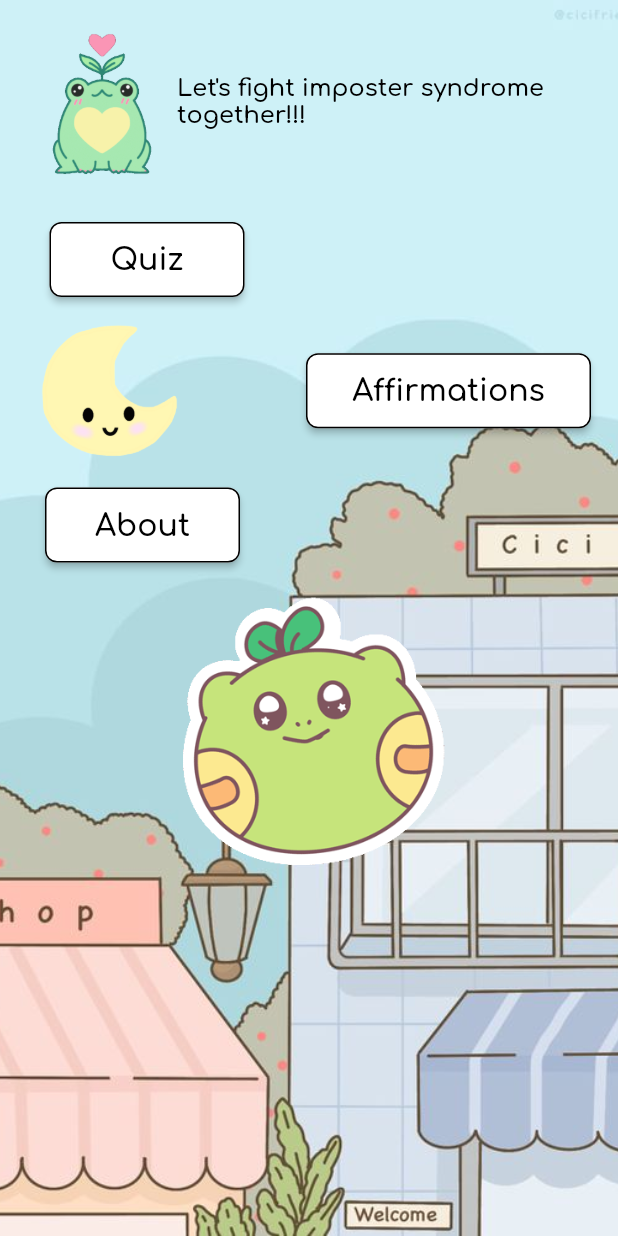
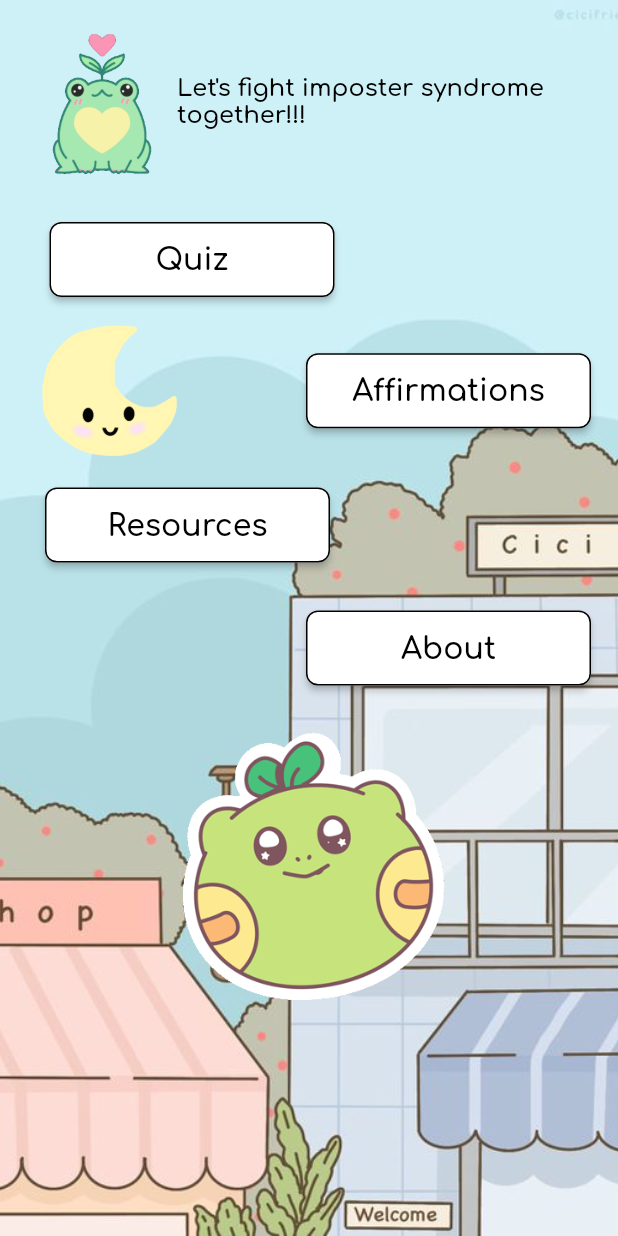
Before and after one commit to Akanksha1212/ImposterBubble, a Flutter app: the screen it shows after launch, on a phone screen of 412 x 824 dp. Run offline on Flutter 3.47's test engine with Material 2 defaults, Android fonts, the phone set to English and light mode, and no system bars; our stand-ins replace avatar_glow, dots_indicator, google_fonts, speech_to_text; missing offline and left inert: grouped_buttons.

Commit message:
Resources screen done

```diff
--- a/lib/quiz/screens/home_screen.dart
+++ b/lib/quiz/screens/home_screen.dart
@@ -84,7 +84,7 @@ class _HomeScreenState extends State<HomeScreen> {
                         padding: const EdgeInsets.all(8.0),
                         child: Container(
                           height: 50,
-                          width: 170,
+                          width: 190,
                           child: ElevatedButton(
                             style: ButtonStyle(
                               backgroundColor:
--- a/lib/quiz/screens/result_screen.dart
+++ b/lib/quiz/screens/result_screen.dart
@@ -29,7 +29,7 @@ class ResultScreen extends StatelessWidget {
               builder: (context, constraints) {
                 return Container(
                   width: constraints.maxWidth * 0.85,
-                  height: constraints.maxHeight * 0.8,
+                  height: constraints.maxHeight * 0.9,
                   child: Card(
                     child: Column(
                       mainAxisAlignment: MainAxisAlignment.spaceBetween,
@@ -67,7 +67,7 @@ class ResultScreen extends StatelessWidget {
                         Padding(
                           padding: const EdgeInsets.all(14.0),
                           child: Text(
-                            "For this type, success is rarely satisfying because they believe they could’ve done even better. But that’s neither productive nor healthy. Owning and celebrating achievements is essential if you want to avoid burnout, find contentment, and cultivate self-confidence.Learn to take your mistakes in stride, viewing them as a natural part of the process. In addition, push yourself to act before you’re ready. Force yourself to start the project you’ve been planning for months. Truth is, there will never be the “perfect time” and your work will never be 100% flawless. The sooner you’re able to accept that, the better off you’ll be.",
+                            "For this type, success is rarely satisfying because they believe they could’ve done even better. But that’s neither productive nor healthy. Owning and celebrating achievements is essential if you want to avoid burnout, find contentment, and cultivate self-confidence.\n\nLearn to take your mistakes in stride, viewing them as a natural part of the process. In addition, push yourself to act before you’re ready. Force yourself to start the project you’ve been planning for months. Truth is, there will never be the “perfect time” and your work will never be 100% flawless. The sooner you’re able to accept that, the better off you’ll be.",
                             style: GoogleFonts.montserrat(
                                 color: Colors.black,
                                 fontSize: 14,
@@ -85,7 +85,7 @@ class ResultScreen extends StatelessWidget {
                             padding: const EdgeInsets.all(10.0),
                             child: Container(
                               height: 50,
-                              width: 190,
+                              width: 200,
                               child: ElevatedButton(
                                 style: ButtonStyle(
                                   backgroundColor:
--- a/lib/screens/home.dart
+++ b/lib/screens/home.dart
@@ -2,6 +2,7 @@ import 'package:flutter/material.dart';
 import 'package:google_fonts/google_fonts.dart';
 import 'package:imposterbubble/quiz/screens/home_screen.dart';
 import 'package:imposterbubble/screens/affirmations.dart';
+import 'package:imposterbubble/screens/resources.dart';
 
 class Home extends StatefulWidget {
   const Home({Key? key}) : super(key: key);
@@ -56,7 +57,7 @@ class _HomeState extends State<Home> {
                     children: [
                       Container(
                         height: 50,
-                        width: 130,
+                        width: 190,
                         child: ElevatedButton(
                           style: ButtonStyle(
                             backgroundColor:
@@ -147,7 +148,7 @@ class _HomeState extends State<Home> {
                     children: [
                       Container(
                         height: 50,
-                        width: 130,
+                        width: 190,
                         child: ElevatedButton(
                           style: ButtonStyle(
                             backgroundColor:
@@ -164,7 +165,7 @@ class _HomeState extends State<Home> {
                             ),
                           ),
                           child: Text(
-                            'About',
+                            'Resources',
                             style: GoogleFonts.comfortaa(
                                 color: Colors.black,
                                 fontSize: 20,
@@ -174,11 +175,64 @@ class _HomeState extends State<Home> {
 
                                 ),
                           ),
-                          onPressed: () {},
+                          onPressed: () {
+                            Navigator.push(
+                                context,
+                                MaterialPageRoute(
+                                    builder: (context) => Resources()));
+                          },
                         ),
                       ),
                     ],
                   ),
+                ),
+                SizedBox(
+                  height: 20,
+                ),
+                Row(
+                  mainAxisAlignment: MainAxisAlignment.end,
+                  children: [
+                    Container(
+                      height: 50,
+                      width: 190,
+                      child: ElevatedButton(
+                        style: ButtonStyle(
+                          backgroundColor:
+                              MaterialStateProperty.all(Colors.white),
+                          shape:
+                              MaterialStateProperty.all<RoundedRectangleBorder>(
+                            RoundedRectangleBorder(
+                              borderRadius: BorderRadius.circular(8.0),
+                              side: BorderSide(
+                                color: Colors.black,
+                                width: 1.0,
+                              ),
+                            ),
+                          ),
+                        ),
+                        child: Text(
+                          'About',
+                          style: GoogleFonts.comfortaa(
+                              color: Colors.black,
+                              fontSize: 20,
+                              fontWeight: FontWeight.w600,
+                              letterSpacing: 0
+                              // fontStyle: FontStyle.italic,
+
+                              ),
+                        ),
+                        onPressed: () {
+                          Navigator.push(
+                              context,
+                              MaterialPageRoute(
+                                  builder: (context) => Affirmations()));
+                        },
+                      ),
+                    ),
+                  ],
+                ),
+                SizedBox(
+                  height: 20,
                 ),
                 Image.asset(
                   "assets/tp.gif",
```
Also changed, not shown: lib/screens/resources.dart (added, +165 -0 lines), assets/back2.jpeg (added), assets/cattt.jpeg (added), assets/star.gif (added), lib/screens/quotes.dart (added).
